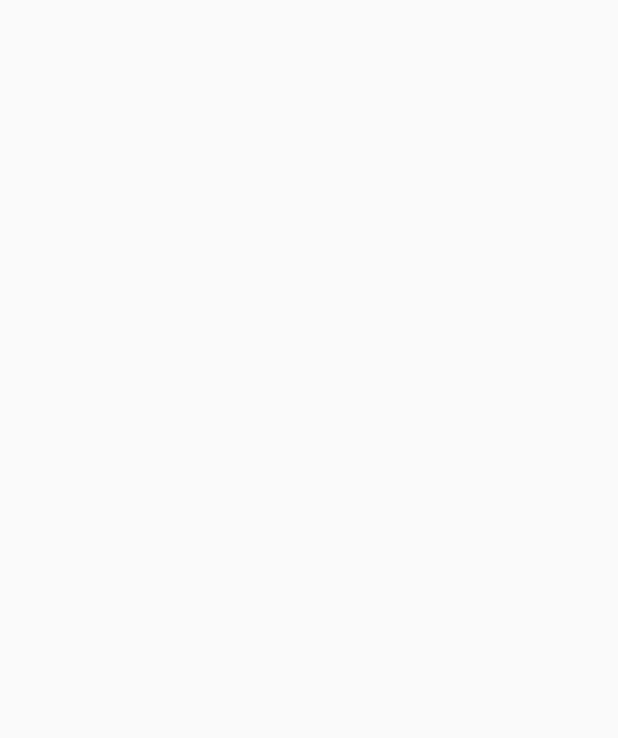
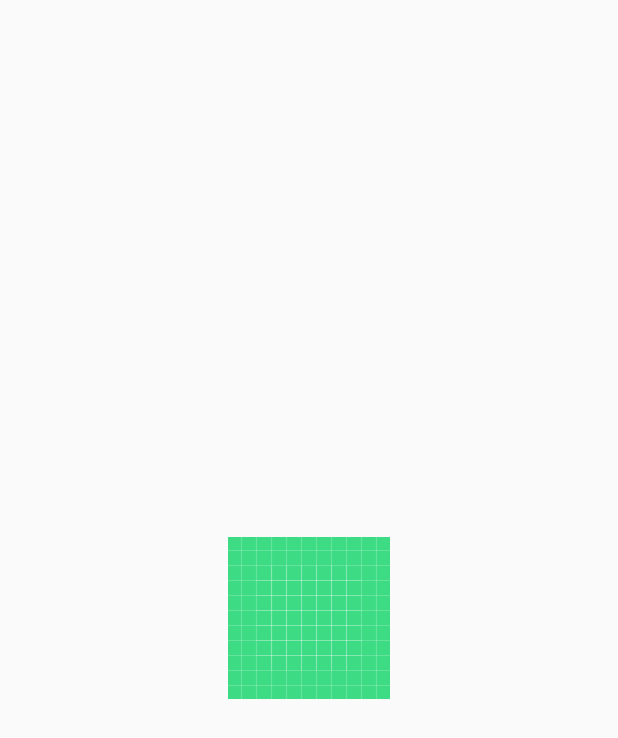
Before and after one commit to Royhan2123/Project-Mikro-Jastipin, an Android app built with Jetpack Compose: the first screen one second after launch (MainActivity), on a phone screen of 412 x 824 dp. Before the commit the part shown is empty. Shown: the top 738 px of the screen. Run offline under Robolectric (Android 15) with nearby library versions, the phone set to English and light mode, and no system bars.

Commit message:
add Splash Screen

```diff
--- a/app/src/main/java/com/example/jastipin/page/SplashScreen.kt
+++ b/app/src/main/java/com/example/jastipin/page/SplashScreen.kt
@@ -1,17 +1,46 @@
 package com.example.jastipin.page
 
+import androidx.compose.foundation.Image
+import androidx.compose.foundation.layout.Arrangement
+import androidx.compose.foundation.layout.Column
+import androidx.compose.foundation.layout.fillMaxSize
 import androidx.compose.runtime.Composable
+import androidx.compose.runtime.LaunchedEffect
+import androidx.compose.ui.Alignment
+import androidx.compose.ui.Modifier
+import androidx.compose.ui.res.painterResource
 import androidx.compose.ui.tooling.preview.Preview
 import androidx.navigation.NavController
 import androidx.navigation.compose.rememberNavController
+import com.example.jastipin.R
+import com.example.jastipin.navigation.NavigationScreen
+import kotlinx.coroutines.delay
 
 @Composable
 fun SplashScreen(navController: NavController) {
-
+    LaunchedEffect(key1 = true) {
+        delay(3000L)
+        navController.graph.startDestinationRoute?.let {
+            navController.popBackStack(
+                route = it,
+                inclusive = true
+            )
+        }
+        navController.navigate(NavigationScreen.SignInScreen.name)
+    }
+    Column(
+        modifier = Modifier.fillMaxSize(),
+        verticalArrangement = Arrangement.Center,
+        horizontalAlignment = Alignment.CenterHorizontally
+    ) {
+        Image(
+            painter = painterResource(id = R.drawable.ic_launcher_background),
+            contentDescription = "image-Splash Screen" )
+    }
 }
 
-@Preview
+@Preview(showSystemUi = true)
 @Composable
-fun PreviewSplashScreen(){
+fun PreviewSplashScreen() {
     SplashScreen(navController = rememberNavController())
 }
```
Also changed, not shown: app/src/main/java/com/example/jastipin/MainActivity.kt (+10 -1 lines).
